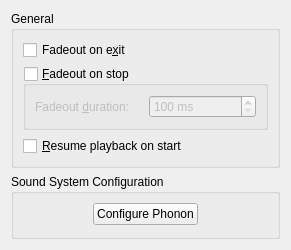
netrunner-debian-kde-extras/amarok, file src/configdialog/dialogs/PlaybackConfig.ui: the form before one commit.
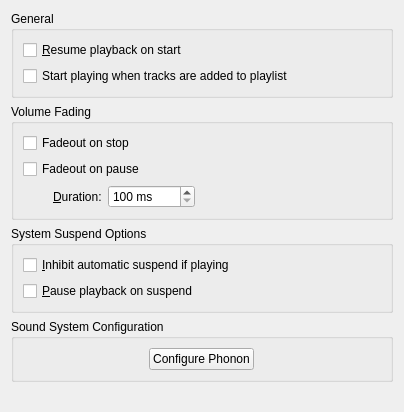
The form after the commit.

```diff
--- a/src/configdialog/dialogs/PlaybackConfig.ui
+++ b/src/configdialog/dialogs/PlaybackConfig.ui
@@ -6,32 +6,29 @@
    <rect>
     <x>0</x>
     <y>0</y>
-    <width>291</width>
-    <height>250</height>
+    <width>404</width>
+    <height>412</height>
    </rect>
   </property>
-  <layout class="QGridLayout" name="gridLayout_5">
+  <layout class="QGridLayout" name="gridLayout_2">
    <item row="0" column="0">
     <widget class="QGroupBox" name="groupBox">
      <property name="title">
       <string>General</string>
      </property>
-     <layout class="QGridLayout" name="gridLayout_3">
-      <item row="0" column="1">
-       <widget class="QCheckBox" name="kcfg_FadeoutOnExit">
+     <layout class="QVBoxLayout" name="verticalLayout_2">
+      <item>
+       <widget class="QCheckBox" name="kcfg_ResumePlayback">
         <property name="toolTip">
          <string>If checked, Amarok will fade out the music on program exit.</string>
         </property>
         <property name="text">
-         <string>Fadeout on e&amp;xit</string>
+         <string>&amp;Resume playback on start</string>
         </property>
-        <property name="checked">
-         <bool>false</bool>
-        </property>
        </widget>
       </item>
-      <item row="1" column="1">
-       <widget class="QGroupBox" name="kcfg_Fadeout">
+      <item>
+       <widget class="QCheckBox" name="kcfg_StartPlayingOnAdd">
         <property name="toolTip">
          <string>If checked, Amarok will slowly fade the volume of the playing track on stop or at the end of the playlist, rather than stopping playback immediately</string>
         </property>
@@ -39,36 +36,71 @@
          <string>&lt;b&gt;Quit Behavior&lt;/b&gt;
 &lt;p&gt;On exit, Amarok can slowly fade the volume of the playing track (which is configurable), or stop playback immediately.&lt;/p&gt;</string>
         </property>
+        <property name="text">
+         <string>Start playing when tracks are added to playlist</string>
+        </property>
+       </widget>
+      </item>
+     </layout>
+    </widget>
+   </item>
+   <item row="1" column="0">
+    <widget class="QGroupBox" name="groupBox_4">
         <property name="title">
-         <string>&amp;Fadeout on stop</string>
-        </property>
-        <property name="flat">
-         <bool>true</bool>
-        </property>
-        <property name="checkable">
-         <bool>true</bool>
-        </property>
-        <property name="checked">
-         <bool>false</bool>
+      <string>Volume Fading</string>
         </property>
         <layout class="QGridLayout" name="gridLayout">
          <item row="0" column="0">
+       <widget class="QCheckBox" name="kcfg_FadeoutOnStop">
+        <property name="text">
+         <string>Fadeout on stop</string>
+        </property>
+       </widget>
+      </item>
+      <item row="1" column="0">
+       <widget class="QCheckBox" name="kcfg_FadeoutOnPause">
+        <property name="text">
+         <string>Fadeout on pause</string>
+        </property>
+       </widget>
+      </item>
+      <item row="2" column="0">
+       <layout class="QHBoxLayout" name="horizontalLayout_3">
+        <item>
+         <spacer name="horizontalSpacer_4">
+          <property name="orientation">
+           <enum>Qt::Horizontal</enum>
+          </property>
+          <property name="sizeType">
+           <enum>QSizePolicy::Minimum</enum>
+          </property>
+          <property name="sizeHint" stdset="0">
+           <size>
+            <width>30</width>
+            <height>20</height>
+           </size>
+          </property>
+         </spacer>
+        </item>
+        <item>
+         <layout class="QHBoxLayout" name="horizontalLayout_2">
+          <item>
           <widget class="QLabel" name="fadeoutLengthLabel">
            <property name="enabled">
-            <bool>false</bool>
+             <bool>true</bool>
            </property>
            <property name="text">
-            <string>Fadeout &amp;duration:</string>
+             <string>&amp;Duration:</string>
            </property>
            <property name="buddy">
             <cstring>kcfg_FadeoutLength</cstring>
            </property>
           </widget>
          </item>
-         <item row="0" column="1">
+          <item>
           <widget class="QSpinBox" name="kcfg_FadeoutLength">
            <property name="enabled">
-            <bool>false</bool>
+             <bool>true</bool>
            </property>
            <property name="toolTip">
             <string>The length of the fadeout, in milliseconds.</string>
@@ -93,11 +125,34 @@
            </property>
           </widget>
          </item>
+          <item>
+           <spacer name="horizontalSpacer_3">
+            <property name="orientation">
+             <enum>Qt::Horizontal</enum>
+            </property>
+            <property name="sizeHint" stdset="0">
+             <size>
+              <width>13</width>
+              <height>20</height>
+             </size>
+            </property>
+           </spacer>
+          </item>
+         </layout>
+        </item>
+       </layout>
+      </item>
         </layout>
        </widget>
       </item>
-      <item row="2" column="1">
-       <widget class="QCheckBox" name="kcfg_ResumePlayback">
+   <item row="2" column="0">
+    <widget class="QGroupBox" name="groupBox_3">
+     <property name="title">
+      <string>System Suspend Options</string>
+     </property>
+     <layout class="QGridLayout" name="gridLayout_5">
+      <item row="0" column="0">
+       <widget class="QCheckBox" name="kcfg_InhibitSuspend">
         <property name="toolTip">
          <string>If checked, Amarok will&lt;br&gt;resume playback from where you left it the previous session -- just like a tape-player.</string>
         </property>
@@ -105,18 +160,33 @@
          <string>If checked, Amarok will&lt;br&gt;resume playback from where you left it the previous session -- just like a tape-player.</string>
         </property>
         <property name="text">
-         <string>&amp;Resume playback on start</string>
+         <string>&amp;Inhibit automatic suspend if playing</string>
         </property>
-       </widget>
-      </item>
-     </layout>
     </widget>
    </item>
    <item row="1" column="0">
+       <widget class="QCheckBox" name="kcfg_PauseOnSuspend">
+        <property name="toolTip">
+         <string>If enabled, Amarok will pause the currently playing track on suspend</string>
+        </property>
+        <property name="whatsThis">
+         <string>If enabled, Amarok will pause the currently playing track on suspend</string>
+        </property>
+        <property name="text">
+         <string>&amp;Pause playback on suspend</string>
+        </property>
+       </widget>
+      </item>
+     </layout>
+    </widget>
+   </item>
+   <item row="3" column="0">
     <widget class="QGroupBox" name="groupBox_2">
      <property name="title">
       <string>Sound System Configuration</string>
      </property>
+     <layout class="QGridLayout" name="gridLayout_3">
+      <item row="0" column="0">
      <layout class="QVBoxLayout" name="verticalLayout">
       <item>
        <layout class="QHBoxLayout" name="horizontalLayout">
@@ -127,7 +197,7 @@
           </property>
           <property name="sizeHint" stdset="0">
            <size>
-            <width>40</width>
+              <width>165</width>
             <height>20</height>
            </size>
           </property>
@@ -159,7 +229,7 @@
           </property>
           <property name="sizeHint" stdset="0">
            <size>
-            <width>40</width>
+              <width>165</width>
             <height>20</height>
            </size>
           </property>
@@ -167,7 +237,12 @@
         </item>
        </layout>
       </item>
-      <item>
+       </layout>
+      </item>
+     </layout>
+    </widget>
+   </item>
+   <item row="4" column="0">
        <spacer name="verticalSpacer">
         <property name="orientation">
          <enum>Qt::Vertical</enum>
@@ -175,13 +250,10 @@
         <property name="sizeHint" stdset="0">
          <size>
           <width>20</width>
-          <height>5</height>
+       <height>1</height>
          </size>
         </property>
        </spacer>
-      </item>
-     </layout>
-    </widget>
    </item>
   </layout>
  </widget>
```
Left out of the diff: 49 changed lines with no effect on the pictures. Lines whose indentation alone changed are shown as unchanged.
